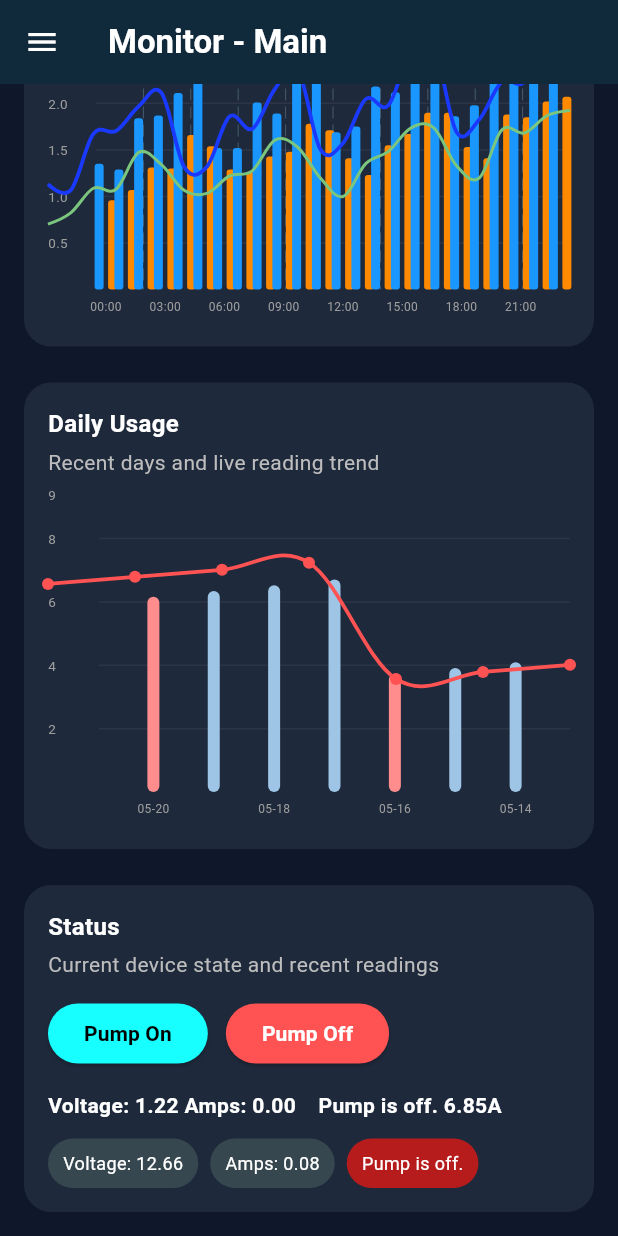
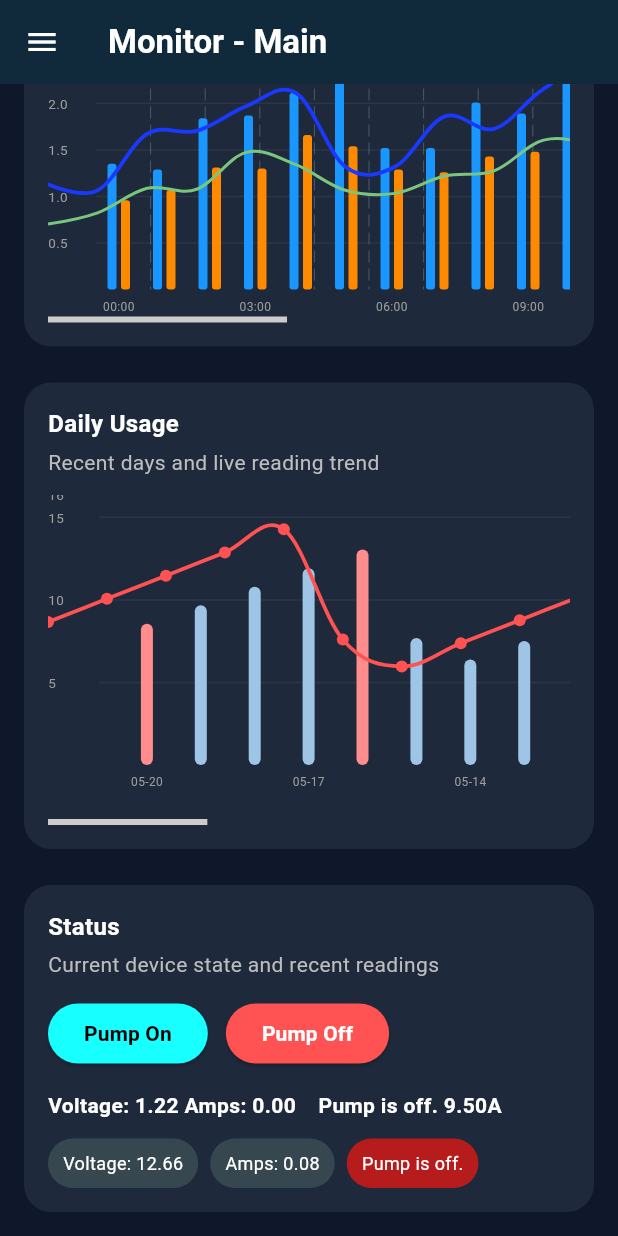
Before and after one commit to Hidedeath/geckotask1, a Flutter app: the screen it shows after launch, scrolled down 778 dp, on a phone screen of 412 x 824 dp. Run offline on Flutter 3.47's test engine with Material 3 defaults, Android fonts, the light colour scheme and no system bars; drawn by our look-alikes of fl_chart.

Commit message:
2nd update for feature

```diff
--- a/lib/dashboard.dart
+++ b/lib/dashboard.dart
@@ -11,6 +11,8 @@ class DashboardPage extends StatefulWidget {
 
 class _DashboardPageState extends State<DashboardPage> {
   final DataService _service = DataService();
+  final ScrollController _hourlyScrollController = ScrollController();
+  final ScrollController _dailyScrollController = ScrollController();
   DashboardData? _data;
   bool _loading = false;
   String _selectedSection = 'Main';
@@ -32,6 +34,8 @@ class _DashboardPageState extends State<DashboardPage> {
 
   @override
   void dispose() {
+    _hourlyScrollController.dispose();
+    _dailyScrollController.dispose();
     _service.stopSimulation(); // Prevent memory leaks
     super.dispose();
   }
@@ -468,10 +472,20 @@ class _DashboardPageState extends State<DashboardPage> {
         final isCompact = constraints.maxWidth < 520;
         final labels = data.labels;
         final maxY = _chartMax([...data.hourlyBar, ...data.hourlyBar2]);
+        final chartWidth = constraints.maxWidth > 760
+            ? constraints.maxWidth
+            : 760.0;
         return _panel(
           title: 'Hourly Usage',
           subtitle: 'Mixed bars and trend lines',
+          child: Scrollbar(
+            controller: _hourlyScrollController,
+            thumbVisibility: true,
+            child: SingleChildScrollView(
+              controller: _hourlyScrollController,
+              scrollDirection: Axis.horizontal,
               child: SizedBox(
+                width: chartWidth,
                 height: isCompact ? 240 : 320,
                 child: Stack(
                   children: [
@@ -576,6 +590,8 @@ class _DashboardPageState extends State<DashboardPage> {
                   ],
                 ),
               ),
+            ),
+          ),
         );
       },
     );
@@ -589,14 +605,33 @@ class _DashboardPageState extends State<DashboardPage> {
             .map((e) => (e['y'] as double) * 0.9)
             .toList();
         final maxY = _chartMax(barValues, min: 1.0, padding: 2.0);
+        final dailyTotal = data.dailyUsed.fold<double>(
+          0,
+          (sum, item) => sum + (item['y'] as double),
+        );
+        final dailyAverage = data.dailyUsed.isEmpty
+            ? 0.0
+            : dailyTotal / data.dailyUsed.length;
+        final chartWidth = constraints.maxWidth > data.dailyUsed.length * 38.0
+            ? constraints.maxWidth
+            : data.dailyUsed.length * 38.0;
         return _panel(
           title: 'Daily Usage',
           subtitle: 'Recent days and live reading trend',
+          child: Scrollbar(
+            controller: _dailyScrollController,
+            thumbVisibility: true,
+            child: SingleChildScrollView(
+              controller: _dailyScrollController,
+              scrollDirection: Axis.horizontal,
               child: SizedBox(
+                width: chartWidth,
                 height: isCompact ? 220 : 280,
                 child: Stack(
                   children: [
-                BarChart(
+                    Padding(
+                      padding: const EdgeInsets.only(bottom: 18),
+                      child: BarChart(
                         BarChartData(
                           minY: 0,
                           maxY: maxY,
@@ -625,12 +660,15 @@ class _DashboardPageState extends State<DashboardPage> {
                           }),
                           titlesData: _dayTitles(
                             data.dailyUsed,
-                      step: isCompact ? 2 : 1,
+                            step: isCompact ? 3 : 1,
                             compact: isCompact,
                           ),
                         ),
                       ),
-                LineChart(
+                    ),
+                    Padding(
+                      padding: const EdgeInsets.only(bottom: 18),
+                      child: LineChart(
                         LineChartData(
                           minY: 0,
                           maxY: maxY,
@@ -654,7 +692,22 @@ class _DashboardPageState extends State<DashboardPage> {
                           ],
                         ),
                       ),
+                    ),
+                    Positioned(
+                      right: 2,
+                      bottom: 0,
+                      child: Text(
+                        'Average (of last 30 days): ${dailyAverage.toStringAsFixed(2)}kWh Total: ${dailyTotal.toStringAsFixed(2)}kWh',
+                        style: TextStyle(
+                          color: Colors.grey.shade300,
+                          fontSize: isCompact ? 9 : 10,
+                          fontWeight: FontWeight.w600,
+                        ),
+                      ),
+                    ),
                   ],
+                ),
+              ),
             ),
           ),
         );
--- a/lib/data_service.dart
+++ b/lib/data_service.dart
@@ -8,7 +8,12 @@ class EnergyDataPoint {
   final double office;
   final double total;
 
-  EnergyDataPoint({required this.time, required this.solar, required this.office, required this.total});
+  EnergyDataPoint({
+    required this.time,
+    required this.solar,
+    required this.office,
+    required this.total,
+  });
 }
 
 class DashboardData {
@@ -29,7 +34,8 @@ class DataService {
   final Map<String, int> _graphTicks = {};
 
   // --- LIVE STREAM VARIABLES ---
-  final StreamController<List<EnergyDataPoint>> _controller = StreamController<List<EnergyDataPoint>>.broadcast();
+  final StreamController<List<EnergyDataPoint>> _controller =
+      StreamController<List<EnergyDataPoint>>.broadcast();
   Timer? _timer;
   final List<EnergyDataPoint> _currentLiveData = [];
   final Random _random = Random();
@@ -95,12 +101,14 @@ class DataService {
         break;
     }
 
-    _currentLiveData.add(EnergyDataPoint(
-      time: _currentTimeIndex,
-      solar: solar,
-      office: office,
-      total: total,
-    ));
+    _currentLiveData.add(
+      EnergyDataPoint(
+        time: _currentTimeIndex,
+        solar: solar,
+        office: office,
+        total: total,
+      ),
+    );
 
     if (_currentLiveData.length > 20) {
       _currentLiveData.removeAt(0);
@@ -113,7 +121,10 @@ class DataService {
   }
 
   // --- TEAMMATE'S STATIC DATA METHODS ---
-  Future<DashboardData> fetchDashboard({String tpl = 'meters', String? date}) async {
+  Future<DashboardData> fetchDashboard({
+    String tpl = 'meters',
+    String? date,
+  }) async {
     return fetchSection(tpl, date: date);
   }
 
@@ -138,17 +149,36 @@ class DataService {
   }
 
   DashboardData _buildData(String tpl, String date, int tick) {
-    final labels = List.generate(24, (i) => '${i.toString().padLeft(2, '0')}:00');
+    final labels = List.generate(
+      24,
+      (i) => '${i.toString().padLeft(2, '0')}:00',
+    );
     final seed = _hash('$tpl|$date');
     final base = 0.8 + (seed % 5) * 0.25;
 
-    final hourlyBar = List<double>.generate(24, (i) => _seriesValue(
-      hour: i, base: base, seed: seed, tick: tick, scale: 0.18, drift: 0.8,
-    ));
+    final hourlyBar = List<double>.generate(
+      24,
+      (i) => _seriesValue(
+        hour: i,
+        base: base,
+        seed: seed,
+        tick: tick,
+        scale: 0.18,
+        drift: 0.8,
+      ),
+    );
 
-    final hourlyBar2 = List<double>.generate(24, (i) => _seriesValue(
-      hour: i, base: base * 0.8, seed: seed + 3, tick: tick, scale: 0.12, drift: 0.6,
-    ));
+    final hourlyBar2 = List<double>.generate(
+      24,
+      (i) => _seriesValue(
+        hour: i,
+        base: base * 0.8,
+        seed: seed + 3,
+        tick: tick,
+        scale: 0.12,
+        drift: 0.6,
+      ),
+    );
 
     final dailyUsed = _buildDailyWindow(date, seed, base, tick);
 
@@ -161,7 +191,10 @@ class DataService {
   }
 
   static List<String> _buildDates(DateTime anchor, int count) {
-    return List.generate(count, (i) => _formatDate(anchor.subtract(Duration(days: i))));
+    return List.generate(
+      count,
+      (i) => _formatDate(anchor.subtract(Duration(days: i))),
+    );
   }
 
   static String _formatDate(DateTime date) {
@@ -180,21 +213,36 @@ class DataService {
   }
 
   double _seriesValue({
-    required int hour, required double base, required int seed,
-    required int tick, required double scale, required double drift,
+    required int hour,
+    required double base,
+    required int seed,
+    required int tick,
+    required double scale,
+    required double drift,
   }) {
     final bump = ((hour % 6) + 1) * scale;
     final wave = ((seed + hour) % 7) * 0.03;
-    final value = base + bump + (hour / 24) * drift + tick * 0.05 + (hour.isEven ? wave : -wave);
+    final value =
+        base +
+        bump +
+        (hour / 24) * drift +
+        tick * 0.05 +
+        (hour.isEven ? wave : -wave);
     return _round(value);
   }
 
-  List<Map<String, dynamic>> _buildDailyWindow(String date, int seed, double base, int tick) {
+  List<Map<String, dynamic>> _buildDailyWindow(
+    String date,
+    int seed,
+    double base,
+    int tick,
+  ) {
     final start = DateTime.parse(date);
     final items = <Map<String, dynamic>>[];
-    for (var i = 0; i < 7; i++) {
+    for (var i = 0; i < 30; i++) {
       final day = start.subtract(Duration(days: i));
-      final level = base * 3 + ((seed + i) % 5) * 0.7 + (6 - i) * 0.5 + tick * 0.2;
+      final level =
+          base * 6 + ((seed + i) % 9) * 0.8 + (i % 6) * 0.45 + tick * 0.2;
       items.add({'x': _formatDate(day), 'y': _round(level)});
     }
     return items;
```
Lines whose indentation alone changed are shown as unchanged.
